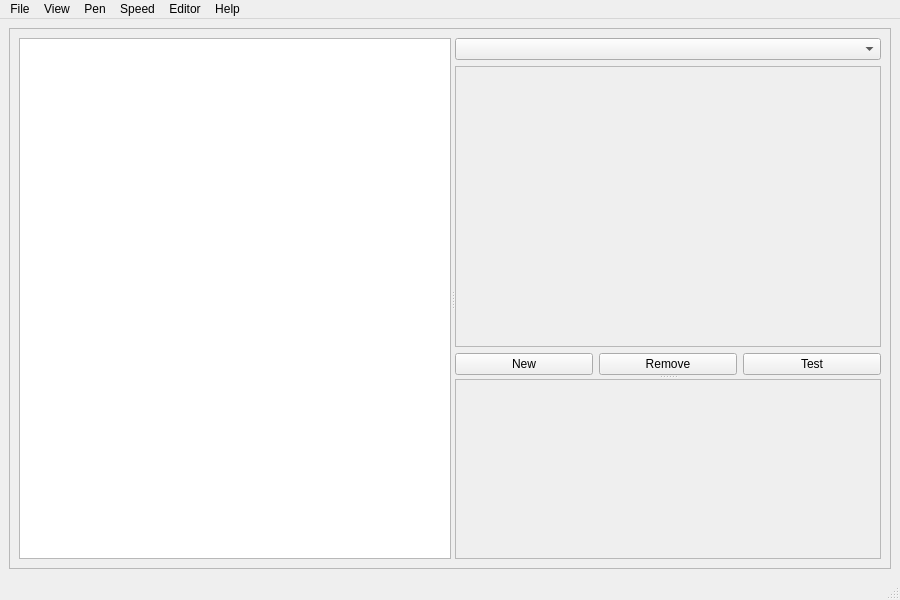
aresnick/pynguin, file data/ui/pynguin.ui: the form before one commit.
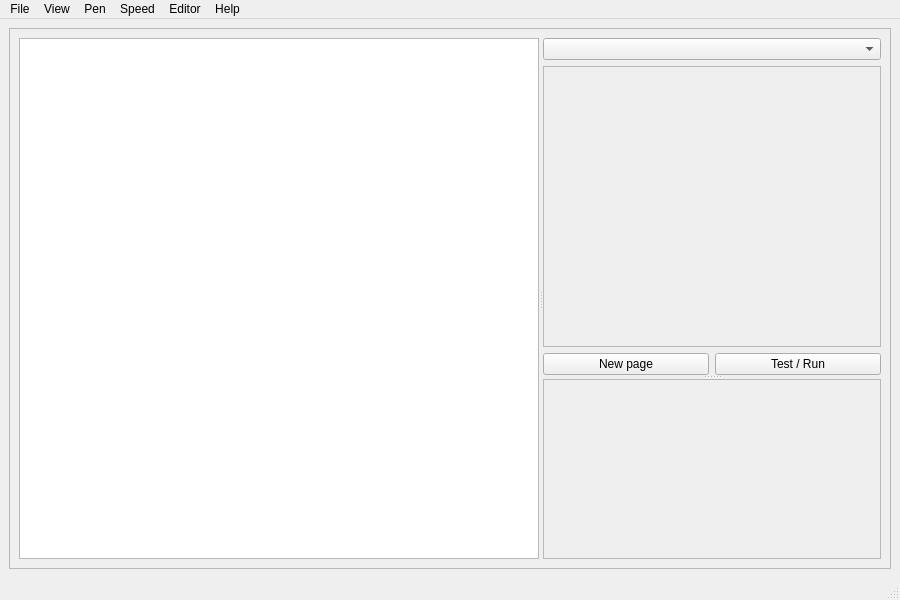
The form after the commit.

Commit message: remove dangerous 'Remove' button

The edit to the form file:
```diff
--- a/data/ui/pynguin.ui
+++ b/data/ui/pynguin.ui
@@ -79,21 +79,14 @@
               <item>
                <widget class="QPushButton" name="newbtn">
                 <property name="text">
-                 <string>New</string>
-                </property>
-               </widget>
-              </item>
-              <item>
-               <widget class="QPushButton" name="removebtn">
-                <property name="text">
-                 <string>Remove</string>
+                 <string>New page</string>
                 </property>
                </widget>
               </item>
               <item>
                <widget class="QPushButton" name="testbtn">
                 <property name="text">
-                 <string>Test</string>
+                 <string>Test / Run</string>
                 </property>
                </widget>
               </item>
```
Left out of the diff: 100 changed lines with no effect on the pictures.
